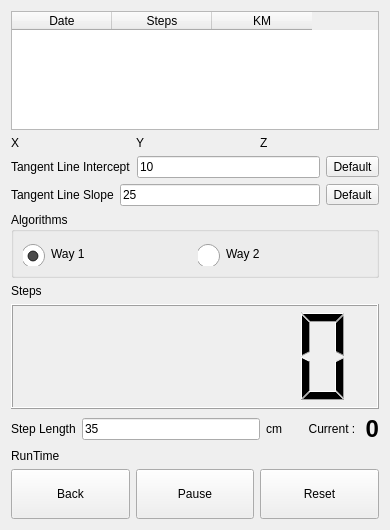
Old version of the form src/Steps.ui in the repository ic005k/Knot-Legacy.
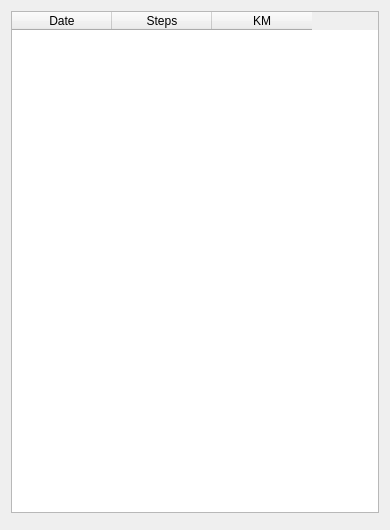
New version of the form. Icons and pictures are not drawn.

Commit message: Steps were redesigned.

```diff
--- a/src/Steps.ui
+++ b/src/Steps.ui
@@ -33,31 +33,6 @@
      </column>
     </widget>
    </item>
-   <item>
-    <layout class="QHBoxLayout" name="horizontalLayout_5">
-     <item>
-      <widget class="QLabel" name="lblX">
-       <property name="text">
-        <string>X</string>
-       </property>
-      </widget>
-     </item>
-     <item>
-      <widget class="QLabel" name="lblY">
-       <property name="text">
-        <string>Y</string>
-       </property>
-      </widget>
-     </item>
-     <item>
-      <widget class="QLabel" name="lblZ">
-       <property name="text">
-        <string>Z</string>
-       </property>
-      </widget>
-     </item>
-    </layout>
-   </item>
    <item>
     <widget class="QFrame" name="frameWay1">
      <property name="frameShape">
@@ -79,280 +54,9 @@
       <property name="bottomMargin">
        <number>0</number>
       </property>
-      <item row="0" column="0">
-       <layout class="QHBoxLayout" name="horizontalLayout_2">
-        <item>
-         <widget class="QLabel" name="lblInter">
-          <property name="text">
-           <string>Tangent Line Intercept</string>
-          </property>
-         </widget>
-        </item>
-        <item>
-         <widget class="QLineEdit" name="editTangentLineIntercept">
-          <property name="text">
-           <string>10</string>
-          </property>
-         </widget>
-        </item>
-        <item>
-         <widget class="QToolButton" name="btnDefaultIntercept">
-          <property name="text">
-           <string>Default</string>
-          </property>
-         </widget>
-        </item>
-       </layout>
-      </item>
-      <item row="1" column="0">
-       <layout class="QHBoxLayout" name="horizontalLayout_4">
-        <item>
-         <widget class="QLabel" name="lblSlope">
-          <property name="text">
-           <string>Tangent Line Slope</string>
-          </property>
-         </widget>
-        </item>
-        <item>
-         <widget class="QLineEdit" name="editTangentLineSlope">
-          <property name="text">
-           <string>25</string>
-          </property>
-         </widget>
-        </item>
-        <item>
-         <widget class="QToolButton" name="btnDefaultSlope">
-          <property name="text">
-           <string>Default</string>
-          </property>
-         </widget>
-        </item>
-       </layout>
-      </item>
      </layout>
     </widget>
    </item>
-   <item>
-    <widget class="QGroupBox" name="gboxAlg">
-     <property name="title">
-      <string>Algorithms</string>
-     </property>
-     <layout class="QHBoxLayout" name="horizontalLayout_3">
-      <item>
-       <widget class="QRadioButton" name="rbAlg1">
-        <property name="styleSheet">
-         <string notr="true">QRadioButton::indicator {
-    width: 25px;
-    height: 25px;
-    /*image: url(:/src/sel.png);*/
-    
-    position: relative;
-    left: 0px;
-    right: 3px;
-    top: 2px;
-    bottom:4px;
-}
-
-QRadioButton::indicator:unchecked {
-    image: url(:/res/nosel.png);
-}
-
-QRadioButton::indicator:checked {
-    image: url(:/res/sel.png);
-}
-
-
-</string>
-        </property>
-        <property name="text">
-         <string>Way 1</string>
-        </property>
-        <property name="checked">
-         <bool>true</bool>
-        </property>
-       </widget>
-      </item>
-      <item>
-       <widget class="QRadioButton" name="rbAlg2">
-        <property name="styleSheet">
-         <string notr="true">QRadioButton::indicator {
-    width: 25px;
-    height: 25px;
-    /*image: url(:/src/sel.png);*/
-    
-    position: relative;
-    left: 0px;
-    right: 3px;
-    top: 2px;
-    bottom:4px;
-}
-
-QRadioButton::indicator:unchecked {
-    image: url(:/res/nosel.png);
-}
-
-QRadioButton::indicator:checked {
-    image: url(:/res/sel.png);
-}
-
-
-</string>
-        </property>
-        <property name="text">
-         <string>Way 2</string>
-        </property>
-       </widget>
-      </item>
-     </layout>
-    </widget>
-   </item>
-   <item>
-    <widget class="QLabel" name="lblSteps">
-     <property name="text">
-      <string>Steps</string>
-     </property>
-    </widget>
-   </item>
-   <item>
-    <widget class="QLCDNumber" name="lcdNumber">
-     <property name="sizePolicy">
-      <sizepolicy hsizetype="Preferred" vsizetype="Preferred">
-       <horstretch>0</horstretch>
-       <verstretch>0</verstretch>
-      </sizepolicy>
-     </property>
-     <property name="minimumSize">
-      <size>
-       <width>0</width>
-       <height>105</height>
-      </size>
-     </property>
-     <property name="maximumSize">
-      <size>
-       <width>16777215</width>
-       <height>16777215</height>
-      </size>
-     </property>
-     <property name="digitCount">
-      <number>6</number>
-     </property>
-    </widget>
-   </item>
-   <item>
-    <layout class="QHBoxLayout" name="horizontalLayout_6">
-     <item>
-      <widget class="QLabel" name="lblStepLength">
-       <property name="text">
-        <string>Step Length</string>
-       </property>
-      </widget>
-     </item>
-     <item>
-      <widget class="QLineEdit" name="editStepLength">
-       <property name="text">
-        <string>35</string>
-       </property>
-      </widget>
-     </item>
-     <item>
-      <widget class="QLabel" name="label_2">
-       <property name="text">
-        <string>cm        Current : </string>
-       </property>
-      </widget>
-     </item>
-     <item>
-      <widget class="QLabel" name="lblSingle">
-       <property name="sizePolicy">
-        <sizepolicy hsizetype="Preferred" vsizetype="Preferred">
-         <horstretch>0</horstretch>
-         <verstretch>0</verstretch>
-        </sizepolicy>
-       </property>
-       <property name="font">
-        <font>
-         <pointsize>18</pointsize>
-         <bold>true</bold>
-        </font>
-       </property>
-       <property name="text">
-        <string>0</string>
-       </property>
-       <property name="alignment">
-        <set>Qt::AlignRight|Qt::AlignTrailing|Qt::AlignVCenter</set>
-       </property>
-      </widget>
-     </item>
-    </layout>
-   </item>
-   <item>
-    <widget class="QLabel" name="lblTotalRunTime">
-     <property name="text">
-      <string>RunTime</string>
-     </property>
-    </widget>
-   </item>
-   <item>
-    <layout class="QHBoxLayout" name="horizontalLayout">
-     <item>
-      <widget class="QToolButton" name="btnBack">
-       <property name="sizePolicy">
-        <sizepolicy hsizetype="Preferred" vsizetype="Fixed">
-         <horstretch>0</horstretch>
-         <verstretch>0</verstretch>
-        </sizepolicy>
-       </property>
-       <property name="minimumSize">
-        <size>
-         <width>0</width>
-         <height>50</height>
-        </size>
-       </property>
-       <property name="text">
-        <string>Back</string>
-       </property>
-      </widget>
-     </item>
-     <item>
-      <widget class="QToolButton" name="btnPause">
-       <property name="sizePolicy">
-        <sizepolicy hsizetype="Preferred" vsizetype="Fixed">
-         <horstretch>0</horstretch>
-         <verstretch>0</verstretch>
-        </sizepolicy>
-       </property>
-       <property name="minimumSize">
-        <size>
-         <width>0</width>
-         <height>50</height>
-        </size>
-       </property>
-       <property name="text">
-        <string>Pause</string>
-       </property>
-      </widget>
-     </item>
-     <item>
-      <widget class="QToolButton" name="btnReset">
-       <property name="sizePolicy">
-        <sizepolicy hsizetype="Preferred" vsizetype="Fixed">
-         <horstretch>0</horstretch>
-         <verstretch>0</verstretch>
-        </sizepolicy>
-       </property>
-       <property name="minimumSize">
-        <size>
-         <width>0</width>
-         <height>50</height>
-        </size>
-       </property>
-       <property name="text">
-        <string>Reset</string>
-       </property>
-      </widget>
-     </item>
-    </layout>
-   </item>
   </layout>
  </widget>
  <resources/>
```
The commit also changes 7 other files.
